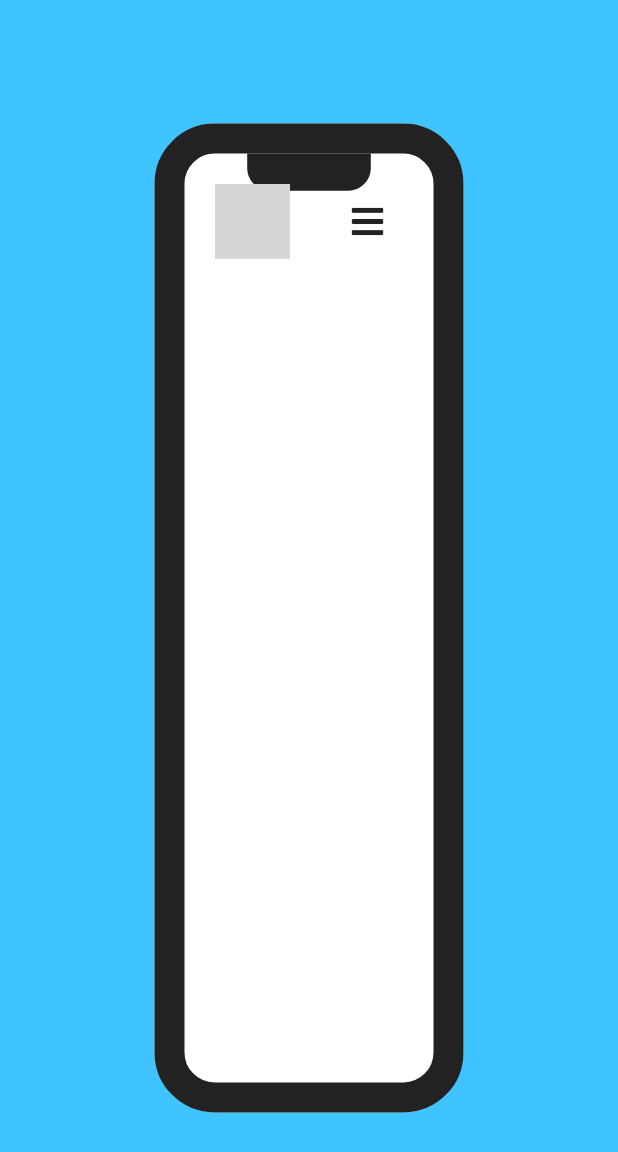
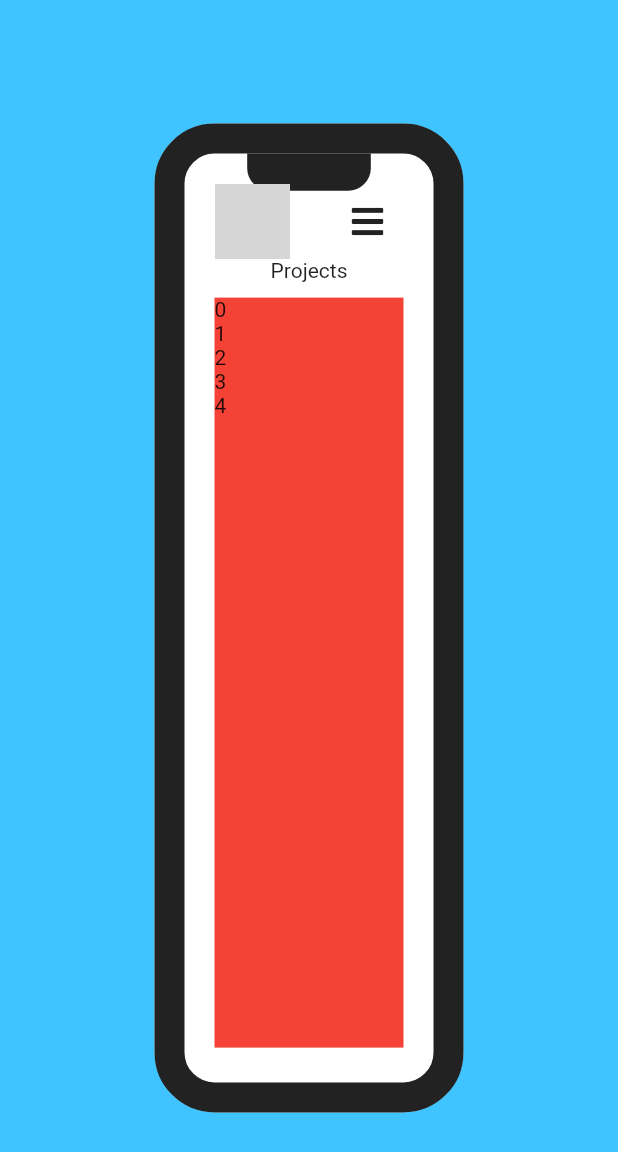
Before and after one commit to TravisBalou/tyats_web, a Flutter app: the screen it shows after launch, on a phone screen of 412 x 824 dp. Shown: the top 1152 px of the screen. Run offline on Flutter 3.47's test engine with Material 2 defaults, Android fonts, the phone set to English and light mode, and no system bars; our stand-ins replace font_awesome_flutter; network calls fail; grey boxes are pictures that could not be loaded.

Commit message:
phone body factored out.
projects list started.

upgrade to sdk 2.12.0

```diff
--- a/lib/ui/home_screen.dart
+++ b/lib/ui/home_screen.dart
@@ -1,5 +1,7 @@
 import 'package:flutter/material.dart';
 import 'package:font_awesome_flutter/font_awesome_flutter.dart';
+import 'package:tyats_web/ui/home_screen.dart';
+import 'package:tyats_web/ui/phone_body/phone_body.dart';
 
 enum MenuActions {
   linkedin,
@@ -8,7 +10,7 @@ enum MenuActions {
 }
 
 class HomeScreen extends StatefulWidget {
-  HomeScreen({Key key, this.title}) : super(key: key);
+  HomeScreen({Key? key, required this.title}) : super(key: key);
 
   final String title;
 
@@ -18,11 +20,13 @@ class HomeScreen extends StatefulWidget {
 
 class _HomeScreenState extends State<HomeScreen> {
   Color _phoneColor = Colors.black87;
+  MenuActions _actionToPass = MenuActions.projects;
 
   @override
   Widget build(BuildContext context) {
     double _phoneHeight = MediaQuery.of(context).size.height * 0.8;
     double _phoneWidth = MediaQuery.of(context).size.width * 0.5;
+
     return Scaffold(
       backgroundColor: Colors.lightBlueAccent.shade200,
       body: Center(
@@ -57,7 +61,9 @@ class _HomeScreenState extends State<HomeScreen> {
               ),
               Padding(
                 padding: const EdgeInsets.all(20.0),
-                child: Row(
+                child: Column(
+                  children: [
+                    Row(
                       mainAxisAlignment: MainAxisAlignment.spaceBetween,
                       children: [
                         SizedBox(
@@ -71,6 +77,11 @@ class _HomeScreenState extends State<HomeScreen> {
                           ),
                         ),
                         hamburger(context),
+                      ],
+                    ),
+                    PhoneBody(
+                      action: _actionToPass,
+                    ),
                   ],
                 ),
               ),
@@ -107,25 +118,25 @@ class _HomeScreenState extends State<HomeScreen> {
           case MenuActions.projects:
             {
               print(result);
-              // setState(() {
-              //   actionToPass = MenuActions.about;
-              // });
+              setState(() {
+                _actionToPass = MenuActions.projects;
+              });
             }
             break;
           case MenuActions.resume:
             {
               print(result);
-              // setState(() {
-              //   actionToPass = MenuActions.pool;
-              // });
+              setState(() {
+                _actionToPass = MenuActions.resume;
+              });
             }
             break;
           case MenuActions.linkedin:
             {
               print(result);
-              // setState(() {
-              //   actionToPass = MenuActions.guide;
-              // });
+              setState(() {
+                _actionToPass = MenuActions.linkedin;
+              });
             }
             break;
         }
--- /dev/null
+++ b/lib/ui/phone_body/phone_body.dart
@@ -0,0 +1,24 @@
+import 'package:flutter/material.dart';
+import 'package:tyats_web/ui/home_screen.dart';
+import 'package:tyats_web/ui/phone_body/projects_body.dart';
+
+class PhoneBody extends StatelessWidget {
+  final MenuActions action;
+
+  PhoneBody({required this.action});
+
+  @override
+  Widget build(BuildContext context) {
+    switch (action) {
+      case MenuActions.projects:
+        return ProjectBody();
+        break;
+      case MenuActions.resume:
+        return Text('Resume');
+        break;
+      case MenuActions.linkedin:
+        return Text('LinedIn');
+        break;
+    }
+  }
+}
--- /dev/null
+++ b/lib/ui/phone_body/projects_body.dart
@@ -0,0 +1,34 @@
+import 'package:flutter/material.dart';
+
+class ProjectBody extends StatefulWidget {
+  const ProjectBody({Key? key}) : super(key: key);
+
+  @override
+  _ProjectBodyState createState() => _ProjectBodyState();
+}
+
+class _ProjectBodyState extends State<ProjectBody> {
+  @override
+  Widget build(BuildContext context) {
+    return Column(
+      mainAxisSize: MainAxisSize.max,
+      children: [
+        Text('Projects'),
+        SizedBox(
+          height: 10,
+        ),
+        Container(
+          height: 500,
+          color: Colors.red,
+          child: ListView.builder(
+              itemCount: 5,
+              itemBuilder: (context, index) {
+                return Text(
+                  index.toString(),
+                );
+              }),
+        ),
+      ],
+    );
+  }
+}
--- a/pubspec.yaml
+++ b/pubspec.yaml
@@ -18,7 +18,7 @@ publish_to: 'none' # Remove this line if you wish to publish to pub.dev
 version: 1.0.0+1
 
 environment:
-  sdk: ">=2.7.0 <3.0.0"
+  sdk: ">=2.12.0 <3.0.0"
 
 dependencies:
   flutter:
```
Lines whose indentation alone changed are shown as unchanged.
